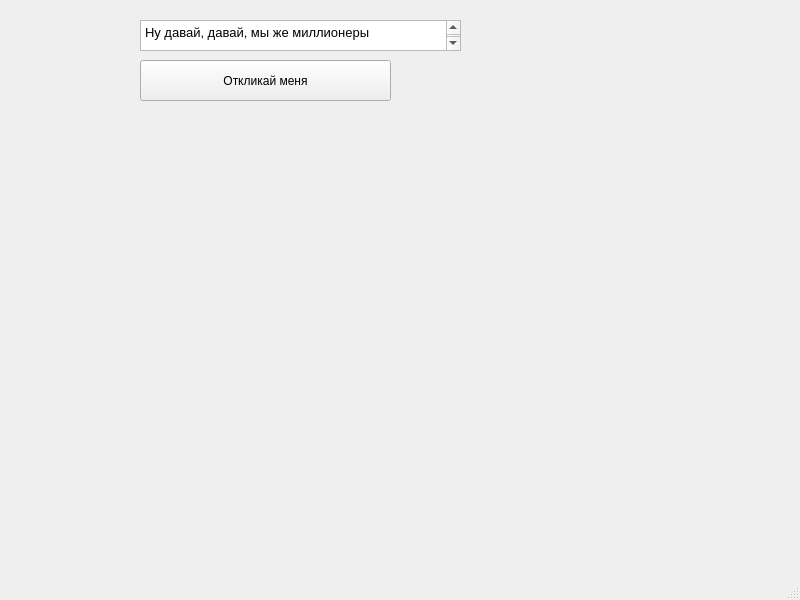
Before: the Qt Designer form mainwindow.ui in kostyastrong/Learncpp, drawn with Qt 5.
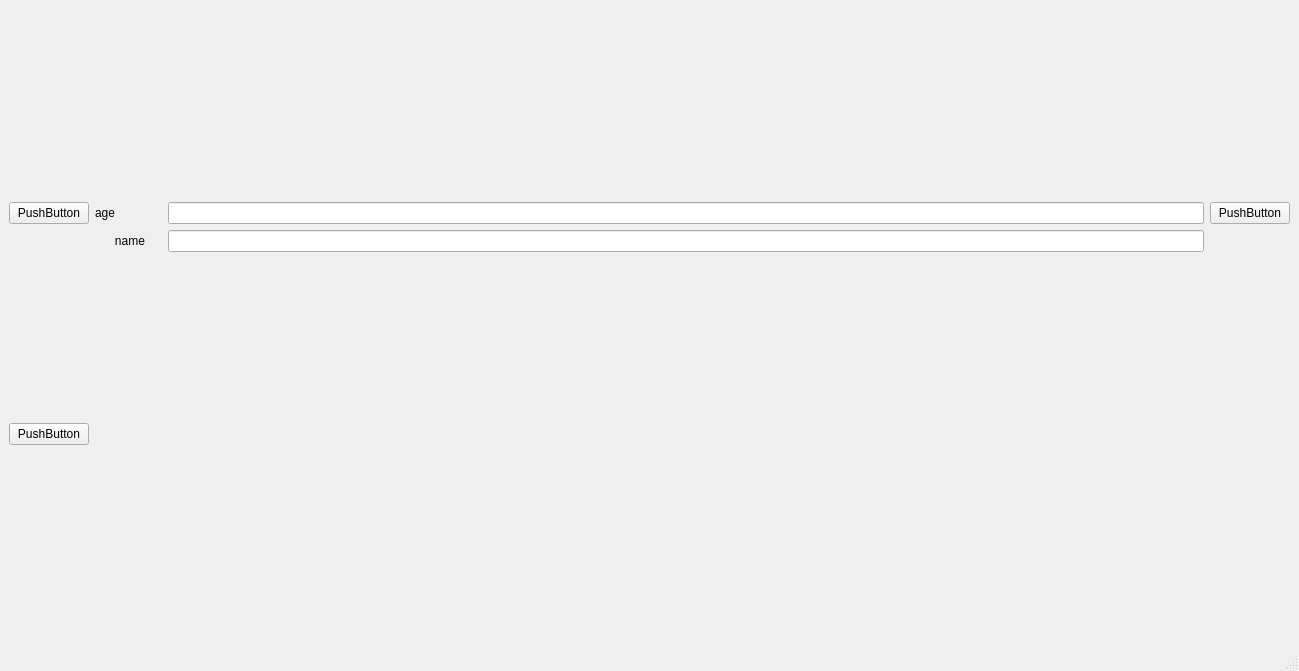
After: the same form once the commit is applied.

Commit message: intro to blocks

The edit to the form file:
```diff
--- a/mainwindow.ui
+++ b/mainwindow.ui
@@ -6,45 +6,61 @@
    <rect>
     <x>0</x>
     <y>0</y>
-    <width>800</width>
-    <height>600</height>
+    <width>1299</width>
+    <height>671</height>
    </rect>
   </property>
   <property name="windowTitle">
    <string>MainWindow</string>
   </property>
   <widget class="QWidget" name="centralwidget">
-   <widget class="QPushButton" name="pushButton">
-    <property name="geometry">
-     <rect>
-      <x>140</x>
-      <y>60</y>
-      <width>251</width>
-      <height>41</height>
-     </rect>
-    </property>
-    <property name="text">
-     <string>Откликай меня</string>
-    </property>
-   </widget>
-   <widget class="QTextEdit" name="AboveButton">
-    <property name="geometry">
-     <rect>
-      <x>140</x>
-      <y>20</y>
-      <width>321</width>
-      <height>31</height>
-     </rect>
-    </property>
-    <property name="html">
-     <string>&lt;!DOCTYPE HTML PUBLIC &quot;-//W3C//DTD HTML 4.0//EN&quot; &quot;http://www.w3.org/TR/REC-html40/strict.dtd&quot;&gt;
-&lt;html&gt;&lt;head&gt;&lt;meta name=&quot;qrichtext&quot; content=&quot;1&quot; /&gt;&lt;style type=&quot;text/css&quot;&gt;
-p, li { white-space: pre-wrap; }
-&lt;/style&gt;&lt;/head&gt;&lt;body style=&quot; font-family:'Noto Sans'; font-size:10pt; font-weight:400; font-style:normal;&quot;&gt;
-&lt;p style=&quot; margin-top:0px; margin-bottom:0px; margin-left:0px; margin-right:0px; -qt-block-indent:0; text-indent:0px;&quot;&gt;Ну давай, давай, мы же миллионеры&lt;/p&gt;
-&lt;p style=&quot;-qt-paragraph-type:empty; margin-top:0px; margin-bottom:0px; margin-left:0px; margin-right:0px; -qt-block-indent:0; text-indent:0px;&quot;&gt;&lt;br /&gt;&lt;/p&gt;&lt;/body&gt;&lt;/html&gt;</string>
-    </property>
-   </widget>
+   <layout class="QGridLayout" name="gridLayout">
+    <item row="0" column="0">
+     <widget class="QPushButton" name="pushButton">
+      <property name="text">
+       <string>PushButton</string>
+      </property>
+     </widget>
+    </item>
+    <item row="0" column="2">
+     <widget class="QPushButton" name="pushButton_2">
+      <property name="text">
+       <string>PushButton</string>
+      </property>
+     </widget>
+    </item>
+    <item row="1" column="0">
+     <widget class="QPushButton" name="pushButton_3">
+      <property name="text">
+       <string>PushButton</string>
+      </property>
+     </widget>
+    </item>
+    <item row="0" column="1" rowspan="2">
+     <layout class="QFormLayout" name="formLayout">
+      <item row="1" column="0">
+       <widget class="QLabel" name="label">
+        <property name="text">
+         <string>      name     </string>
+        </property>
+       </widget>
+      </item>
+      <item row="1" column="1">
+       <widget class="QLineEdit" name="lineEdit"/>
+      </item>
+      <item row="0" column="0">
+       <widget class="QLabel" name="label_2">
+        <property name="text">
+         <string>age</string>
+        </property>
+       </widget>
+      </item>
+      <item row="0" column="1">
+       <widget class="QLineEdit" name="lineEdit_2"/>
+      </item>
+     </layout>
+    </item>
+   </layout>
   </widget>
   <widget class="QMenuBar" name="menubar">
    <property name="geometry">
```
Left out of the diff: 2 changed lines with no effect on the pictures. The commit also changes 1 other file.
